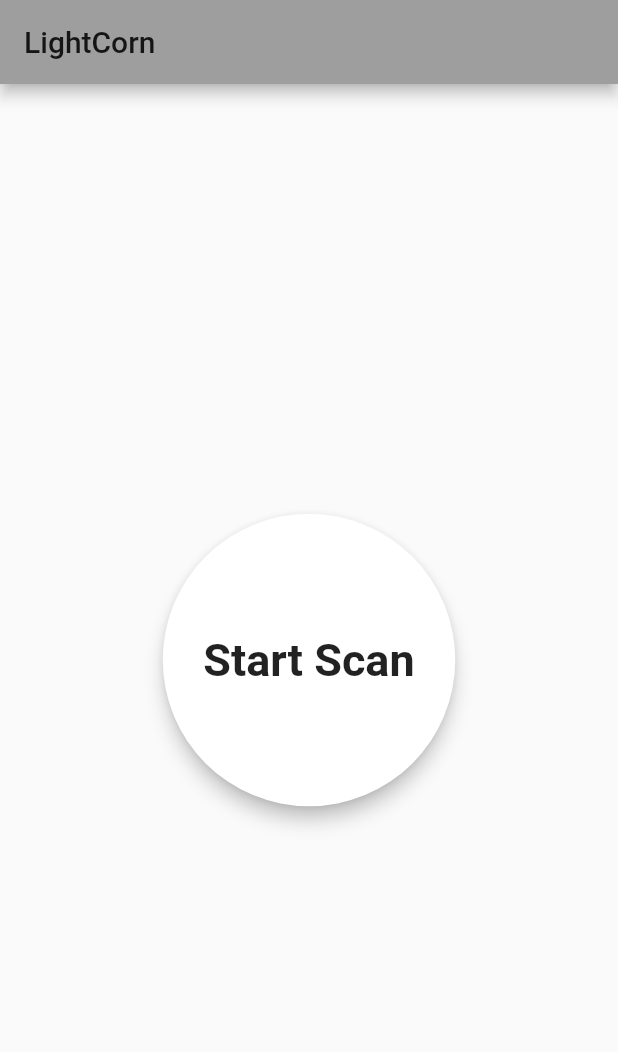
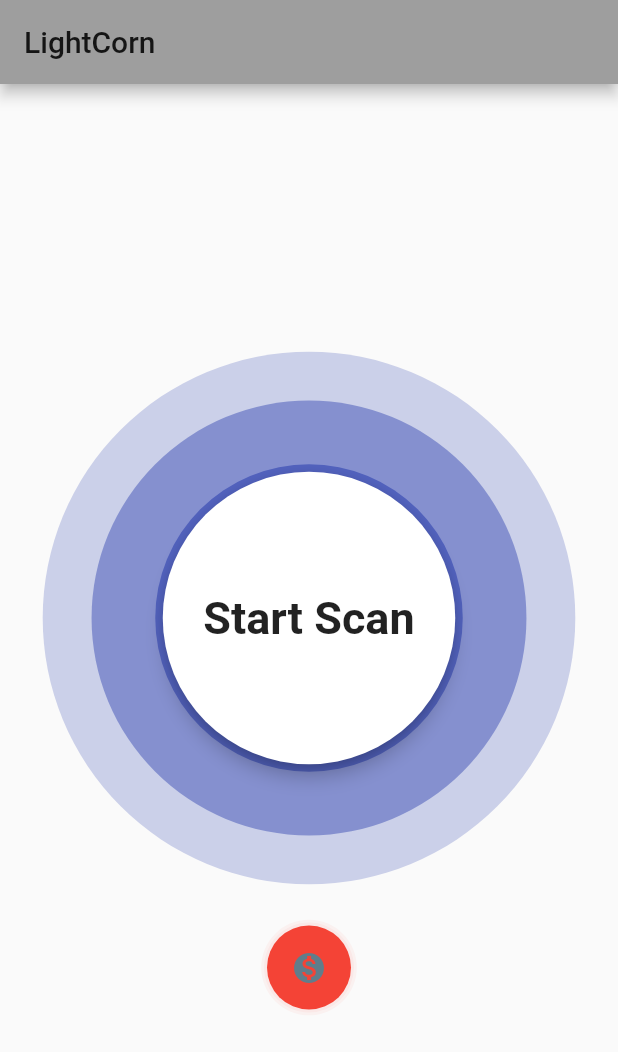
Before and after one commit to GuilhermeBohnstedt/lightcorn, a Flutter app: the screen it shows after launch, on a phone screen of 412 x 824 dp. Shown: the top 1052 px of the screen. Run offline on Flutter 3.47's test engine with Material 2 defaults, Android fonts, the phone set to English and light mode, and no system bars; missing offline and left inert: magic_home; statements that could not run were skipped.

Commit message:
✨ add pulsating circle widget

```diff
--- /dev/null
+++ b/lib/components/PulsatingCircleIconButton.dart
@@ -0,0 +1,63 @@
+import 'package:flutter/material.dart';
+
+class PulsatingCircleIconButton extends StatefulWidget {
+  const PulsatingCircleIconButton({
+    this.color = Colors.red,
+    required this.onTap,
+    required this.icon,
+  });
+
+  final Color color;
+  final GestureTapCallback onTap;
+  final Icon icon;
+
+  @override
+  _PulsatingCircleIconButtonState createState() =>
+      _PulsatingCircleIconButtonState();
+}
+
+class _PulsatingCircleIconButtonState extends State<PulsatingCircleIconButton>
+    with SingleTickerProviderStateMixin {
+  late AnimationController _animationController;
+  late Animation _animation;
+
+  @override
+  void initState() {
+    _animationController =
+        AnimationController(vsync: this, duration: Duration(seconds: 2));
+    _animation = Tween(begin: 0.0, end: 12.0).animate(
+      CurvedAnimation(parent: _animationController, curve: Curves.easeOut),
+    );
+    _animationController.repeat(reverse: true);
+    super.initState();
+  }
+
+  @override
+  Widget build(BuildContext context) {
+    return InkWell(
+      borderRadius: BorderRadius.circular(100),
+      onTap: widget.onTap,
+      child: AnimatedBuilder(
+        animation: _animation,
+        builder: (context, _) {
+          return Ink(
+            padding: const EdgeInsets.all(16),
+            decoration: BoxDecoration(
+              color: widget.color,
+              shape: BoxShape.circle,
+              boxShadow: [
+                for (int i = 1; i <= 2; i++)
+                  BoxShadow(
+                    color: widget.color
+                        .withOpacity(_animationController.value / 2),
+                    spreadRadius: _animation.value * i,
+                  )
+              ],
+            ),
+            child: widget.icon,
+          );
+        },
+      ),
+    );
+  }
+}
--- a/lib/components/RippleAnimation.dart
+++ b/lib/components/RippleAnimation.dart
@@ -21,16 +21,9 @@ class CirclePainter extends CustomPainter {
 
   @override
   void paint(Canvas canvas, Size size) {
-    if(!_animation.isAnimating) {
-      final Rect rect = Rect.fromLTRB(0.0, 0.0, size.width, size.height);
-      for (int wave = 3; wave >= 0; wave--) {
-        circle(canvas, rect, wave * _animation.value);
-      }
-    } else {
-      final Rect rect = Rect.fromLTRB(0.0, 0.0, size.width, size.height);
-      for (int wave = 3; wave >= 0; wave--) {
-        circle(canvas, rect, wave + _animation.value);
-      }
+    final Rect rect = Rect.fromLTRB(0.0, 0.0, size.width, size.height);
+    for (int wave = 3; wave >= 0; wave--) {
+      circle(canvas, rect, wave + _animation.value);
     }
   }
 
@@ -38,20 +31,9 @@ class CirclePainter extends CustomPainter {
   bool shouldRepaint(CirclePainter oldDelegate) => true;
 }
 
-class CurveWave extends Curve {
-  const CurveWave();
-  @override
-  double transform(double t) {
-    if (t == 0 || t == 1) {
-      return 0.01;
-    }
-    return math.sin(t * math.pi);
-  }
-}
-
 class RipplesAnimation extends StatefulWidget {
   const RipplesAnimation({
-    this.size = 90.0,
+    this.size = 80.0,
     this.color = Colors.red,
     this.animate = false,
     required this.child,
@@ -82,7 +64,7 @@ class _RipplesAnimationState extends State<RipplesAnimation>
     if (widget.animate) {
       _controller.repeat();
     } else {
-      _controller.stop();
+      _controller.reset();
     }
   }
 
@@ -101,8 +83,8 @@ class _RipplesAnimationState extends State<RipplesAnimation>
           color: widget.color,
         ),
         child: SizedBox(
-          width: widget.size * 4.125,
-          height: widget.size * 4.125,
+          width: widget.size * 5.125,
+          height: widget.size * 5.125,
           child: Center(
             child: widget.child,
           ),
--- a/lib/screens/home/Home.dart
+++ b/lib/screens/home/Home.dart
@@ -1,4 +1,5 @@
 import 'package:flutter/material.dart';
+import 'package:lightcorn/components/PulsatingCircleIconButton.dart';
 import 'package:lightcorn/components/RippleAnimation.dart';
 // ignore: import_of_legacy_library_into_null_safe
 import 'package:magic_home/magic_home.dart';
@@ -8,9 +9,9 @@ class Home extends StatefulWidget {
   _HomeState createState() => _HomeState();
 }
 
-class _HomeState extends State<Home> with TickerProviderStateMixin {
+class _HomeState extends State<Home> {
   bool _scanning = false;
-  bool _scanned= false;
+  bool _scanned = false;
   List<Light> _ligths = [];
 
   @override
@@ -56,7 +57,13 @@ class _HomeState extends State<Home> with TickerProviderStateMixin {
                   ),
                   padding: EdgeInsets.all(80.0),
                   shape: CircleBorder(),
-                ))
+                )),
+            PulsatingCircleIconButton(
+                onTap: () {},
+                icon: Icon(
+                  Icons.monetization_on,
+                  color: Colors.blueGrey,
+                )),
           ],
         ),
       ),
```
